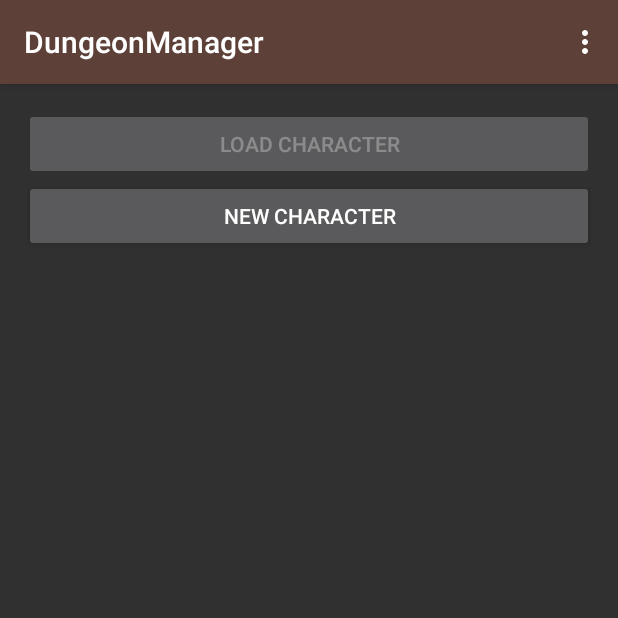
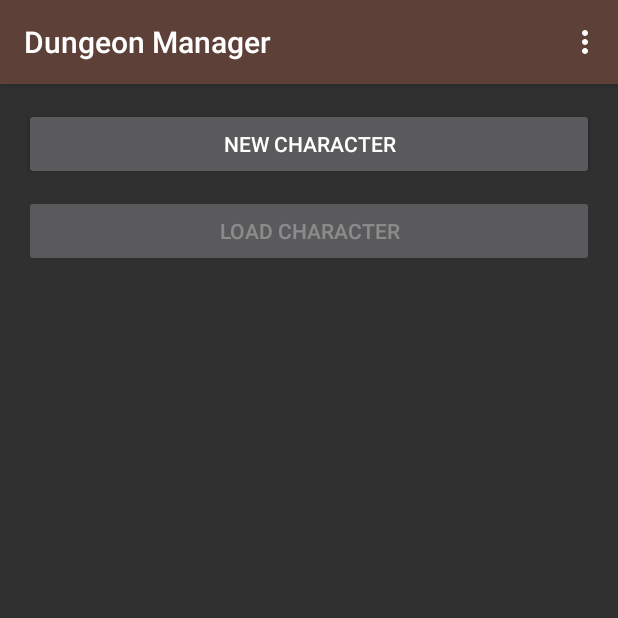
Before and after one commit to kauron/DungeonManager, an Android app: the screen it shows after launch (Welcome), on a phone screen of 412 x 824 dp, the top half of it. Run offline under Robolectric (Android 15) with nearby library versions, the phone set to English and light mode, and no system bars.

Commit message:
Functioning welcome activity

```diff
--- a/app/src/main/java/com/kauron/dungeonmanager/Welcome.java
+++ b/app/src/main/java/com/kauron/dungeonmanager/Welcome.java
@@ -1,35 +1,44 @@
 package com.kauron.dungeonmanager;
 
 import android.content.Intent;
+import android.content.SharedPreferences;
 import android.support.v7.app.ActionBarActivity;
 import android.os.Bundle;
 import android.view.Menu;
 import android.view.MenuItem;
 import android.view.View;
 import android.widget.Button;
+import android.widget.TextView;
 
 
 public class Welcome extends ActionBarActivity {
 
-    private Button load, newChar;
+    private Button load;
+    private SharedPreferences p;
+    private TextView newText;
 
     @Override
     protected void onCreate(Bundle savedInstanceState) {
         super.onCreate(savedInstanceState);
         setContentView(R.layout.activity_welcome);
-        newChar = (Button) findViewById(R.id.newCharacter);
+        p = getSharedPreferences("basics", MODE_PRIVATE);
         load = (Button) findViewById(R.id.loadCharacter);
-        load.setEnabled(
-                getSharedPreferences("basics", MODE_PRIVATE).getBoolean("basics", false)
-        );
+        newText = (TextView) findViewById(R.id.newText);
+        if (p.getBoolean("saved", false)) {
+            load.setEnabled(true);
+            load.setText(String.format(getString(R.string.load_text), p.getString("playerName", "")));
+            newText.setVisibility(View.VISIBLE);
+        } else {
+            load.setEnabled(false);
+            load.setText(R.string.load_character);
+            newText.setVisibility(View.GONE);
+        }
     }
 
-    //TODO: putBoolean in the intent correctly
     public void onNewClick(View view) {
         startActivity(new Intent(this, Introduction.class).putExtra("first_time", true));
     }
 
-    //TODO: get correctly the state of the saved game
     public void onLoadClick(View view) {
         startActivity(new Intent(this, MainActivity.class));
     }
@@ -55,4 +64,18 @@ public class Welcome extends ActionBarActivity {
 
         return super.onOptionsItemSelected(item);
     }
+
+    @Override
+    protected void onResume() {
+        super.onResume();
+        if (p.getBoolean("saved", false)) {
+            load.setEnabled(true);
+            load.setText(String.format(getString(R.string.load_text), p.getString("playerName", "")));
+            newText.setVisibility(View.VISIBLE);
+        } else {
+            load.setEnabled(false);
+            load.setText(R.string.load_character);
+            newText.setVisibility(View.GONE);
+        }
+    }
 }
--- a/app/src/main/res/layout/activity_welcome.xml
+++ b/app/src/main/res/layout/activity_welcome.xml
@@ -7,12 +7,12 @@
     tools:context="com.kauron.dungeonmanager.Welcome"
     android:orientation="vertical">
 
-    <Button
-        android:layout_width="match_parent"
+    <TextView
+        android:layout_width="wrap_content"
         android:layout_height="wrap_content"
-        android:text="Load character"
-        android:id="@+id/loadCharacter"
-        android:onClick="onLoadClick" />
+        android:textAppearance="?android:attr/textAppearanceMedium"
+        android:text="@string/new_character_warning"
+        android:id="@+id/newText" />
 
     <Button
         android:layout_width="fill_parent"
@@ -21,4 +21,12 @@
         android:id="@+id/newCharacter"
         android:onClick="onNewClick" />
 
+    <Button
+        android:layout_width="match_parent"
+        android:layout_height="wrap_content"
+        android:text="@string/load_character"
+        android:id="@+id/loadCharacter"
+        android:onClick="onLoadClick"
+        android:layout_marginTop="10dp" />
+
 </LinearLayout>
--- a/app/src/main/res/values/strings.xml
+++ b/app/src/main/res/values/strings.xml
@@ -1,7 +1,7 @@
 <?xml version="1.0" encoding="utf-8"?>
 <resources>
 
-    <string name="app_name" translatable="false">DungeonManager</string>
+    <string name="app_name" translatable="false">Dungeon Manager</string>
     <string name="attack">Attack</string>
     <string name="action_cure">Cure</string>
     <string name="action_undo">Undo</string>
@@ -13,6 +13,7 @@
     <string name="VOL">VOL</string>
     <string name="defense">Defense</string>
     <string name="curative_efforts">Curative efforts</string>
+    <string name="load_text">Load %1$s</string>
     <string name="rest_done">Your encounter powers have been restored</string>
     <string name="long_rest_done">All your stats have been restored</string>
     <string name="action_reset">Reset</string>
@@ -73,10 +74,11 @@
     <string name="dialog_resolve_max_pg_title">Alert</string>
     <string name="dialog_resolve_max_pg_message">Couldn\'t compute your max PG based on your level</string>
     <string name="action_download">Update app</string>
-    <string name="message_no_back_button_intro">You can\'t go back. Fill the information and press the save button.</string>
+    <string name="message_no_back_button_intro">Your information hasn\'t been saved</string>
     <string name="title_activity_welcome">Welcome</string>
 
-    <string name="hello_world">Hello world!</string>
     <string name="action_settings">Settings</string>
     <string name="new_character">New character</string>
+    <string name="load_character">Load character</string>
+    <string name="new_character_warning">This will erase any previously existing data saved</string>
 </resources>
```
Also changed, not shown: app/src/main/java/com/kauron/dungeonmanager/MainActivity.java (+0 -40 lines), app/src/main/res/menu/menu_main.xml (+1 -18 lines), 1 other file.
